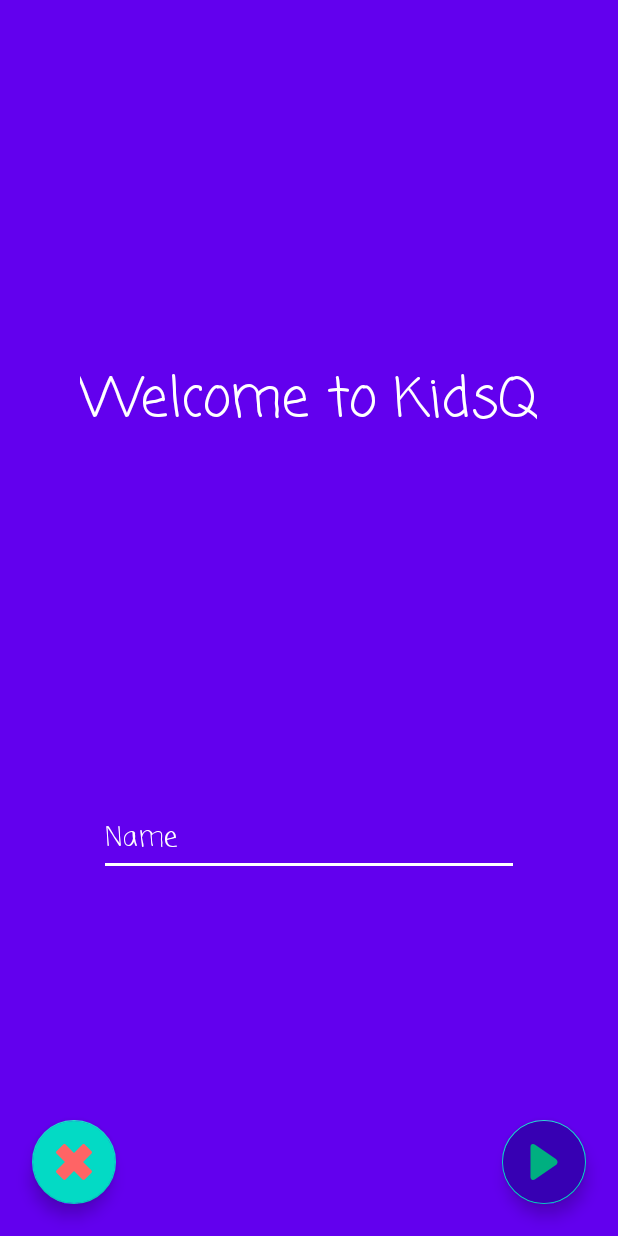
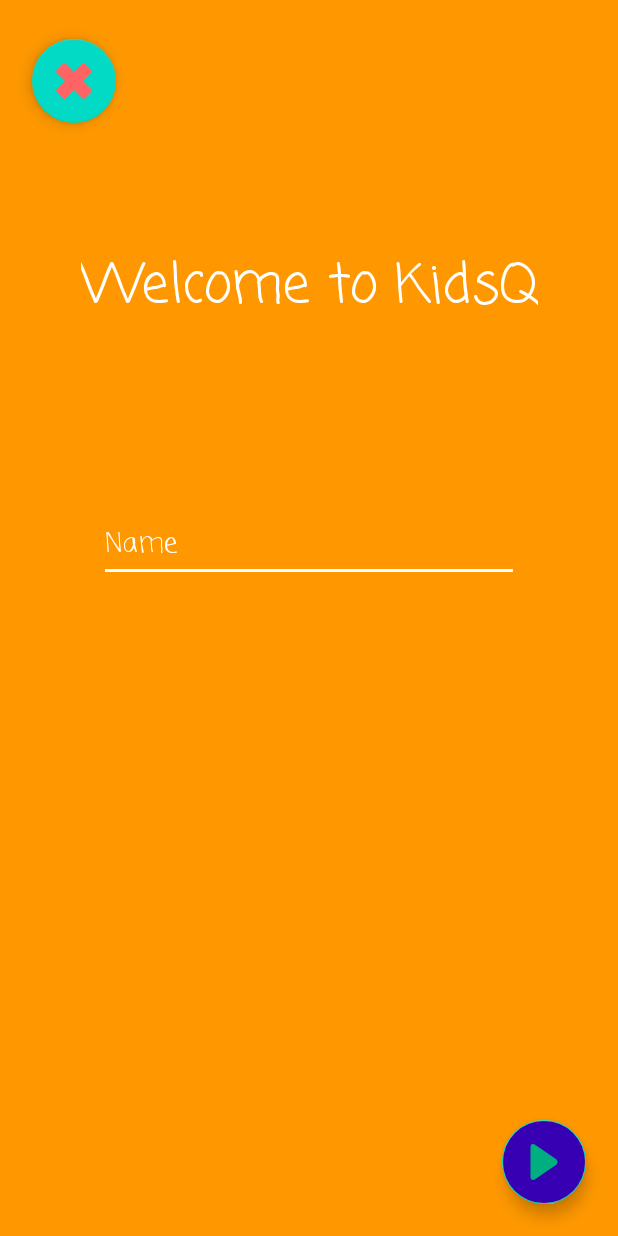
Before and after one commit to dino-sunny/kidsQ, an Android app: the layout activity_home.xml on its own in the app's theme, with its tools: preview values and no code run, on a phone screen of 412 x 824 dp. Run offline under Robolectric (Android 15) with nearby library versions, the phone set to English and light mode, and no system bars.

Commit message:
UI updated

```diff
--- a/app/src/main/AndroidManifest.xml
+++ b/app/src/main/AndroidManifest.xml
@@ -12,8 +12,8 @@
         <activity
             android:name=".game.HomeActivity"
             android:label="@string/title_activity_main"
-            android:theme="@style/AppTheme.NoActionBar">
-
+            android:theme="@style/AppTheme.NoActionBar"
+            android:windowSoftInputMode="adjustResize" >
         </activity>
         <activity android:name=".splash.SplashActivity">
             <intent-filter>
--- a/app/src/main/java/com/dino/kidsq/game/StartGameFragment.kt
+++ b/app/src/main/java/com/dino/kidsq/game/StartGameFragment.kt
@@ -1,5 +1,6 @@
 package com.dino.kidsq.game
 
+import android.graphics.Color
 import androidx.lifecycle.ViewModelProviders
 import android.os.Bundle
 import androidx.fragment.app.Fragment
@@ -40,5 +41,15 @@ class StartGameFragment : Fragment() {
         view.start_game.setOnClickListener {
             findNavController().navigate(R.id.startGame)
         }
+        setStatusIconColors()
+    }
+
+    /**
+     * Make status bar transparent
+     */
+    private fun setStatusIconColors() {
+        activity?.window?.decorView?.systemUiVisibility = (View.SYSTEM_UI_FLAG_LAYOUT_STABLE
+                or View.SYSTEM_UI_FLAG_LAYOUT_FULLSCREEN)
+        activity?.window?.statusBarColor = Color.parseColor("#FF9800")
     }
 }
--- a/app/src/main/java/com/dino/kidsq/splash/SplashActivity.kt
+++ b/app/src/main/java/com/dino/kidsq/splash/SplashActivity.kt
@@ -28,7 +28,7 @@ class SplashActivity : AppCompatActivity() {
                 val i = Intent(this, HomeActivity::class.java)
                 startActivity(i)
                 finish()
-            }, 1000)
+            }, 1500)
     }
 
     /**
--- a/app/src/main/res/layout/activity_home.xml
+++ b/app/src/main/res/layout/activity_home.xml
@@ -13,8 +13,9 @@
             android:id="@+id/fab"
             android:layout_width="wrap_content"
             android:layout_height="wrap_content"
-            android:layout_gravity="bottom|start"
-            android:layout_margin="@dimen/fab_margin"
+            android:layout_gravity="top|start"
+            android:layout_marginTop="@dimen/fab_margin"
+            android:layout_marginStart="21dp"
             android:src="@drawable/ic_cross"/>
 
     </androidx.coordinatorlayout.widget.CoordinatorLayout>
--- a/app/src/main/res/layout/start_game_fragment.xml
+++ b/app/src/main/res/layout/start_game_fragment.xml
@@ -6,23 +6,22 @@
     <androidx.constraintlayout.widget.ConstraintLayout
         android:layout_width="match_parent"
         android:layout_height="match_parent"
-        android:background="@color/colorPrimary"
+        android:background="#FF9800"
         tools:context=".game.HomeFragment">
 
         <TextView
             android:id="@+id/textview_first"
             android:layout_width="wrap_content"
             android:layout_height="wrap_content"
+            android:layout_marginTop="164dp"
             android:fontFamily="casual"
             android:text="@string/hello_first_fragment"
             android:textColor="#FFFFFF"
             android:textSize="36sp"
-            app:layout_constraintBottom_toTopOf="@+id/editTextTextPersonName"
             app:layout_constraintEnd_toEndOf="parent"
-            app:layout_constraintHorizontal_bias="0.498"
+            app:layout_constraintHorizontal_bias="0.5"
             app:layout_constraintStart_toStartOf="parent"
-            app:layout_constraintTop_toTopOf="parent"
-            app:layout_constraintVertical_bias="0.101" />
+            app:layout_constraintTop_toTopOf="parent" />
 
         <com.google.android.material.floatingactionbutton.FloatingActionButton
             android:id="@+id/start_game"
@@ -41,15 +40,15 @@
             android:id="@+id/editTextTextPersonName"
             android:layout_width="wrap_content"
             android:layout_height="wrap_content"
+            android:layout_marginTop="120dp"
             android:autofillHints="Name"
             android:ems="10"
-            app:backgroundTint="@color/white"
             android:fontFamily="casual"
             android:hint="@string/name"
             android:inputType="textPersonName"
             android:textColor="@color/white"
             android:textColorHint="@color/white"
-            app:layout_constraintBottom_toBottomOf="parent"
+            app:backgroundTint="@color/white"
             app:layout_constraintEnd_toEndOf="parent"
             app:layout_constraintHorizontal_bias="0.5"
             app:layout_constraintStart_toStartOf="parent"
--- a/app/src/main/res/values/dimens.xml
+++ b/app/src/main/res/values/dimens.xml
@@ -1,3 +1,3 @@
 <resources>
-    <dimen name="fab_margin">21dp</dimen>
+    <dimen name="fab_margin">26dp</dimen>
 </resources>
```
